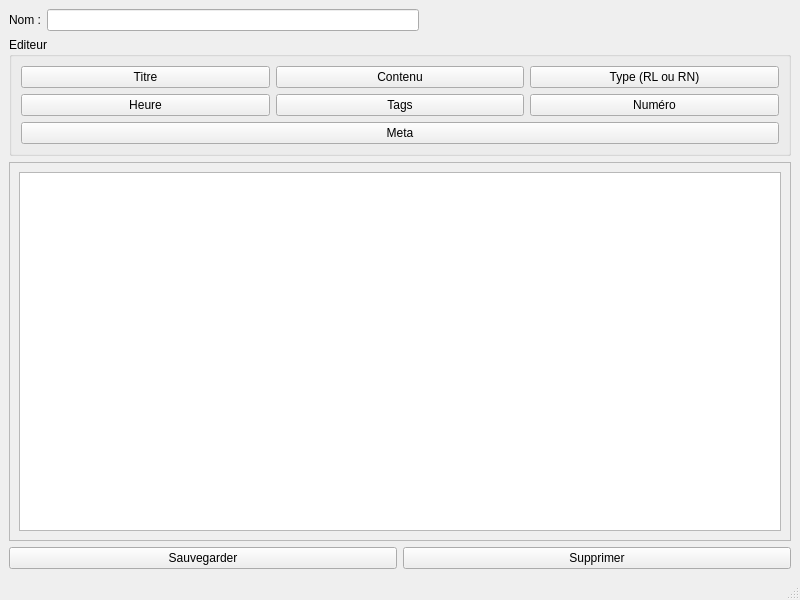
First picture: the form in src/ui/new_template_popup.ui, repository estebanthi/DreamsAnalyzer, before the edit.
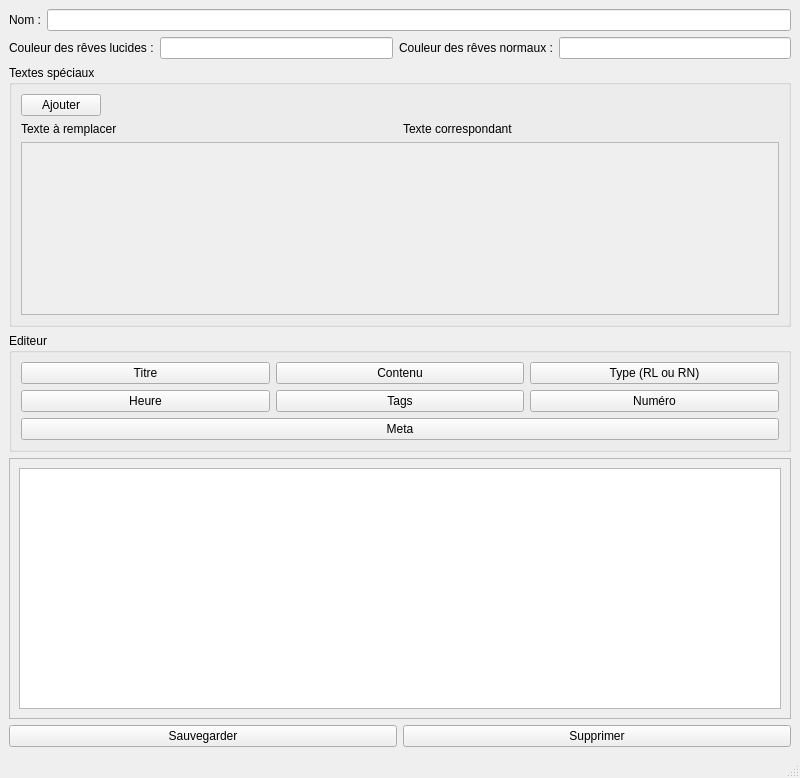
Second picture: the form after the edit.

Patch:
```diff
--- a/src/ui/new_template_popup.ui
+++ b/src/ui/new_template_popup.ui
@@ -7,7 +7,7 @@
     <x>0</x>
     <y>0</y>
     <width>800</width>
-    <height>600</height>
+    <height>778</height>
    </rect>
   </property>
   <property name="windowTitle">
@@ -27,21 +27,101 @@
       <item>
        <widget class="QLineEdit" name="templateNameEdit"/>
       </item>
+     </layout>
+    </item>
+    <item>
+     <layout class="QHBoxLayout" name="horizontalLayout_5">
       <item>
-       <spacer name="horizontalSpacer">
-        <property name="orientation">
-         <enum>Qt::Horizontal</enum>
+       <widget class="QLabel" name="label_2">
+        <property name="text">
+         <string>Couleur des rêves lucides :</string>
         </property>
-        <property name="sizeHint" stdset="0">
-         <size>
-          <width>40</width>
-          <height>20</height>
-         </size>
+       </widget>
+      </item>
+      <item>
+       <widget class="QLineEdit" name="RLColorEdit"/>
+      </item>
+      <item>
+       <widget class="QLabel" name="label_3">
+        <property name="text">
+         <string>Couleur des rêves normaux :</string>
         </property>
-       </spacer>
+       </widget>
       </item>
+      <item>
+       <widget class="QLineEdit" name="RNColorEdit"/>
+      </item>
      </layout>
     </item>
+    <item>
+     <widget class="QGroupBox" name="groupBox_2">
+      <property name="title">
+       <string>Textes spéciaux</string>
+      </property>
+      <layout class="QVBoxLayout" name="verticalLayout_4">
+       <item>
+        <layout class="QHBoxLayout" name="horizontalLayout_6">
+         <item>
+          <widget class="QPushButton" name="addSpecialTextButton">
+           <property name="text">
+            <string>Ajouter</string>
+           </property>
+          </widget>
+         </item>
+         <item>
+          <spacer name="horizontalSpacer_2">
+           <property name="orientation">
+            <enum>Qt::Horizontal</enum>
+           </property>
+           <property name="sizeHint" stdset="0">
+            <size>
+             <width>40</width>
+             <height>20</height>
+            </size>
+           </property>
+          </spacer>
+         </item>
+        </layout>
+       </item>
+       <item>
+        <layout class="QHBoxLayout" name="horizontalLayout_7">
+         <item>
+          <widget class="QLabel" name="label_4">
+           <property name="text">
+            <string>Texte à remplacer</string>
+           </property>
+          </widget>
+         </item>
+         <item>
+          <widget class="QLabel" name="label_5">
+           <property name="text">
+            <string>Texte correspondant</string>
+           </property>
+          </widget>
+         </item>
+        </layout>
+       </item>
+       <item>
+        <widget class="QScrollArea" name="scrollArea_2">
+         <property name="widgetResizable">
+          <bool>true</bool>
+         </property>
+         <widget class="QWidget" name="scrollAreaWidgetContents_2">
+          <property name="geometry">
+           <rect>
+            <x>0</x>
+            <y>0</y>
+            <width>760</width>
+            <height>164</height>
+           </rect>
+          </property>
+          <layout class="QVBoxLayout" name="specialTextsLayout"/>
+         </widget>
+        </widget>
+       </item>
+      </layout>
+     </widget>
+    </item>
     <item>
      <widget class="QGroupBox" name="groupBox">
       <property name="title">
@@ -119,7 +199,7 @@
          <x>0</x>
          <y>0</y>
          <width>780</width>
-         <height>356</height>
+         <height>249</height>
         </rect>
        </property>
        <layout class="QVBoxLayout" name="verticalLayout_2">
```
